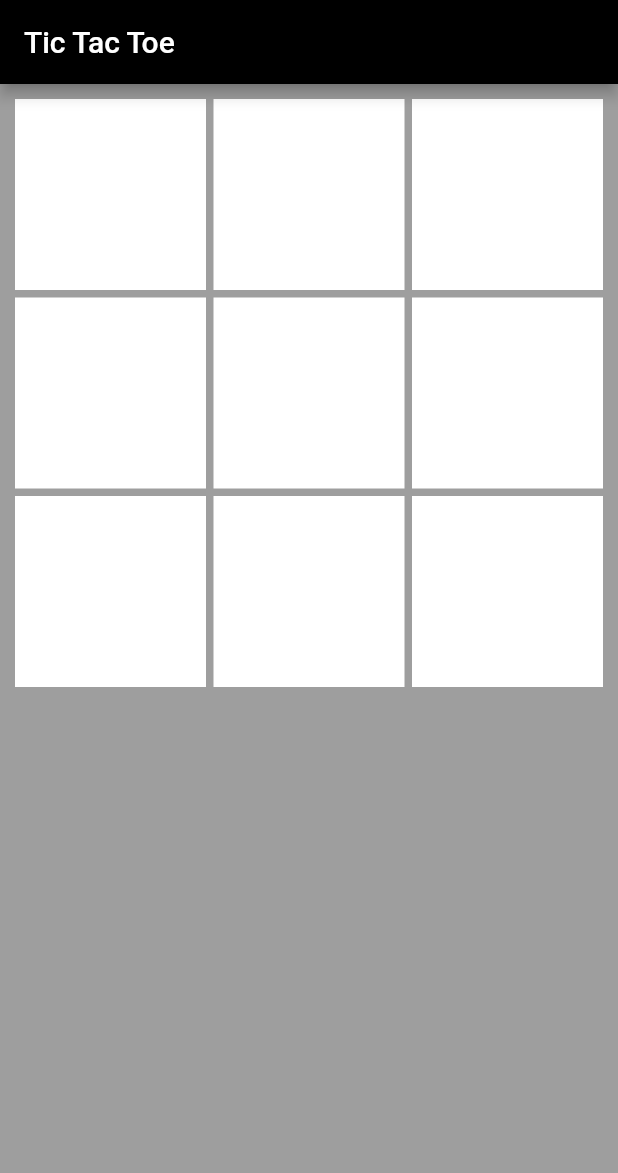
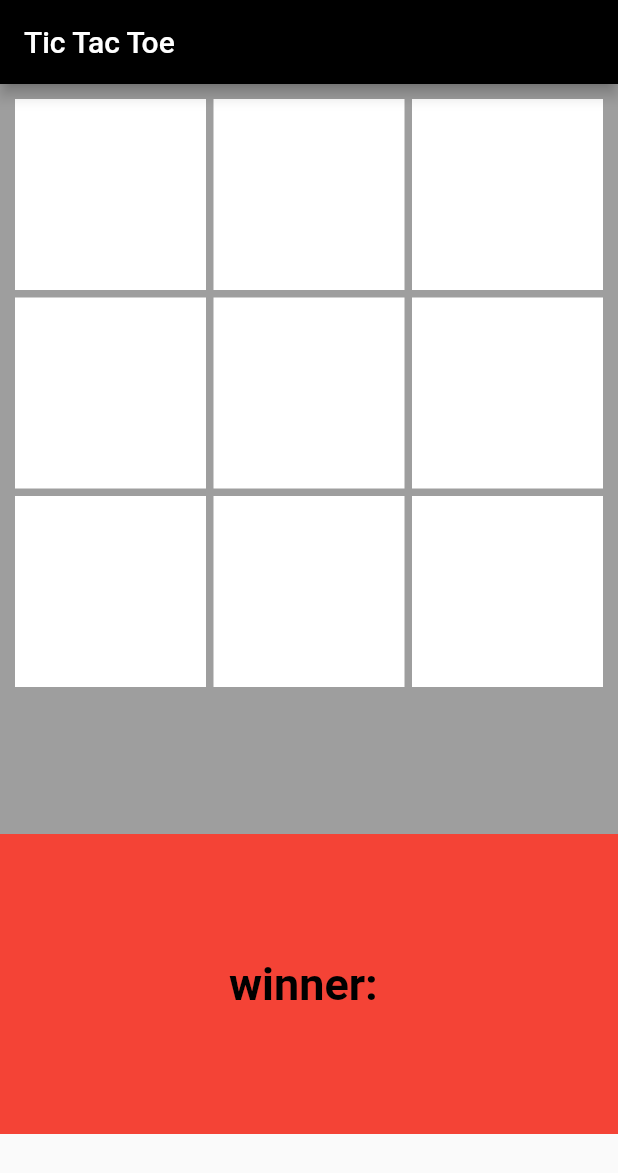
Before and after one commit to joanmdrs/tic-tac-toe, a Flutter app: the screen it shows after launch, on a phone screen of 412 x 824 dp. Shown: the top 1173 px of the screen. Run offline on Flutter 3.47's test engine with Material 2 defaults, Android fonts, the phone set to English and light mode, and no system bars.

```diff
--- a/tictactoe/lib/main.dart
+++ b/tictactoe/lib/main.dart
@@ -34,6 +34,8 @@ class _MyHomePageState extends State<MyHomePage> {
   int state = 1;
   GameController game = GameController();
   late Map<int, String> board = game.GetBoard();
+  int play = 0;
+  String winner = "";
 
   void _modifyState(int pos) {
     setState(() {
@@ -42,7 +44,8 @@ class _MyHomePageState extends State<MyHomePage> {
       } else {
         state = 0;
       }
-      game.Mark(pos, state);
+      play = game.Mark(pos, state);
+      winner = game.returnWinner(play);
     });
   }
 
@@ -61,13 +64,36 @@ class _MyHomePageState extends State<MyHomePage> {
     );
   }
 
+  _buildWinner(){
+    return Center(
+      child: Text(
+        "winner: $winner",
+        style: TextStyle(
+          fontSize: 30,
+          fontWeight: FontWeight.bold,
+          color: Colors.black,
+        ),
+      ),
+    );
+  }
+
   _buildBody(context) {
-    return Container(
-      color: Colors.grey,
-      width: MediaQuery.of(context).size.width,
-      height: MediaQuery.of(context).size.height,
-      child: _buildBoard(),
-    );
+    return Column(
+      children: [
+      Container(
+        height: 500,
+        width: MediaQuery.of(context).size.width,
+        color: Colors.grey,
+        child: _buildBoard(),
+      ),
+      Container(
+        height: 200,
+        width: MediaQuery.of(context).size.width,
+        color: Colors.red,
+        child: _buildWinner(),
+      ),
+    ]);
+
   }
 
   _buildBoard() {
```
Also changed, not shown: tictactoe/lib/controllers/tic_tac_toe_controller.dart (+23 -6 lines), tictactoe/lib/models/tic_tac_toe_model.dart (+24 -10 lines).
